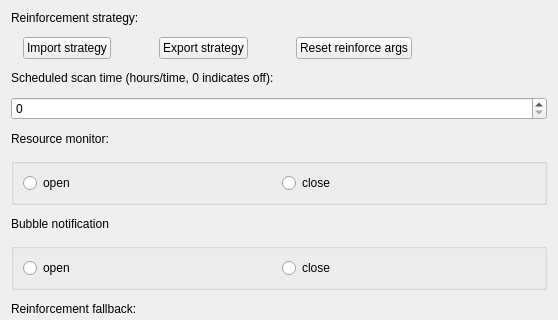
Qt form src/ui/settings/baseline-reinforcement.ui (openeuler-mirror/ks-ssr) before a commit; both pictures show x 0 to 558 and y 0 to 320 of the 558 by 476 pixel window.
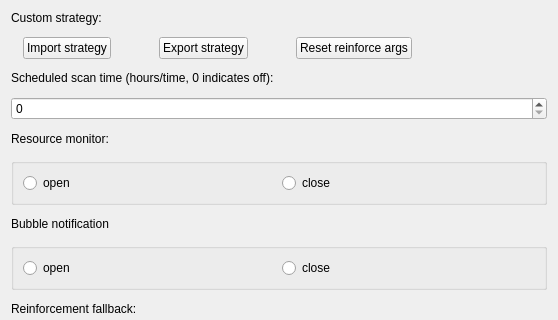
The same form after that commit.

```diff
--- a/src/ui/settings/baseline-reinforcement.ui
+++ b/src/ui/settings/baseline-reinforcement.ui
@@ -22,7 +22,7 @@
      <item>
       <widget class="QLabel" name="label">
        <property name="text">
-        <string>Reinforcement strategy:</string>
+        <string>Custom strategy:</string>
        </property>
       </widget>
      </item>
```
